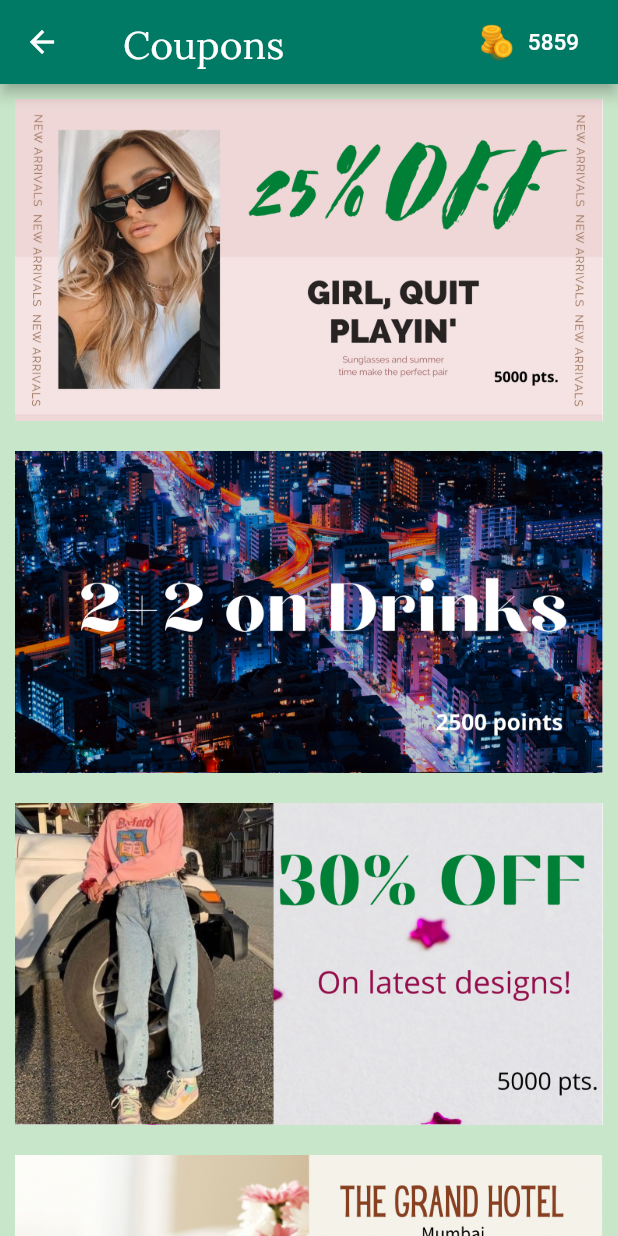
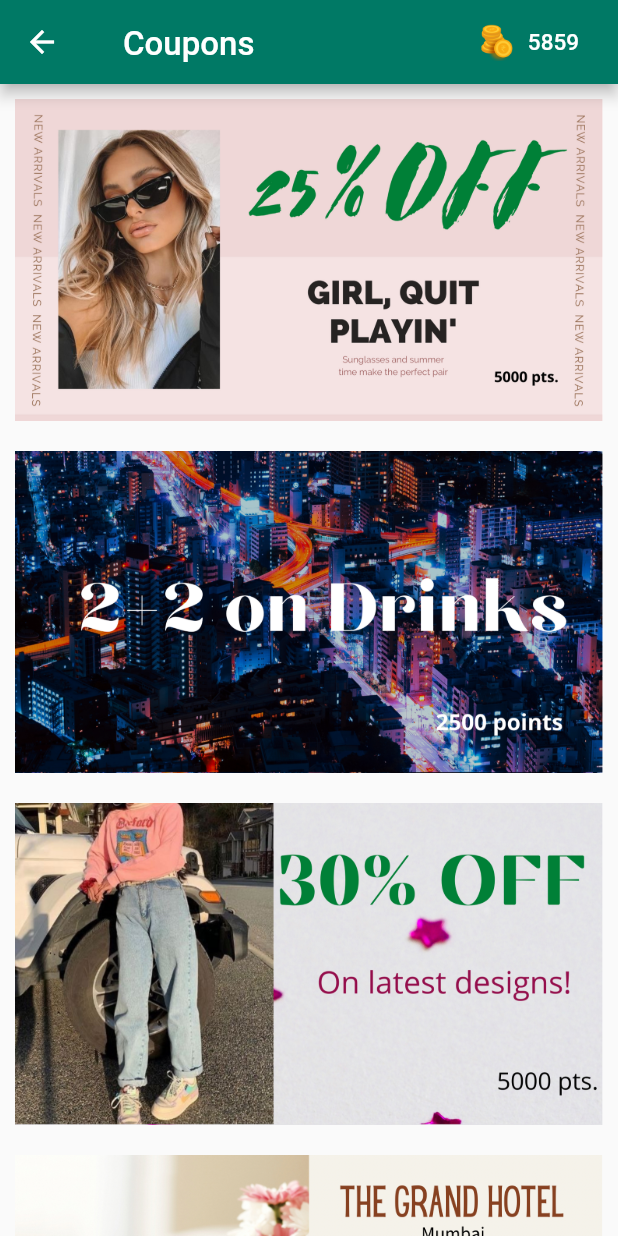
Before and after one commit to rohitgupta2000/trashCashteam, a Flutter app: the Coupon screen opened directly, on a phone screen of 412 x 824 dp. Run offline on Flutter 3.47's test engine with Material 2 defaults, Android fonts, the phone set to English and light mode, and no system bars; drawn by our look-alikes of flip_card; our stand-ins replace bubble_bottom_bar, cloud_firestore, curved_navigation_bar, firebase_auth, firebase_core, firebase_storage and 8 more; missing offline and left inert: contactus, dart:ffi, flutter_cupertino_settings; accounts and stored records are empty.

Commit message:
resolving conflicts in merging

```diff
--- a/lib/pages/Coupons/coupon.dart
+++ b/lib/pages/Coupons/coupon.dart
@@ -26,8 +26,7 @@ class _CouponState extends State<Coupon> {
                 padding: const EdgeInsets.fromLTRB(10, 8, 0, 5),
                 child: Text(
                   'Coupons',
-                  style: GoogleFonts.lora(
-                      fontSize: 26, fontWeight: FontWeight.w300),
+                  style: TextStyle(fontSize: 22, fontWeight: FontWeight.w500),
                 ),
               ),
               Row(
@@ -67,7 +66,12 @@ class _CouponState extends State<Coupon> {
               ],
             ),
           ),
-          color: Colors.green[100],
+          decoration: BoxDecoration(
+              gradient: LinearGradient(
+                  begin: Alignment.topCenter,
+                  end: Alignment.bottomCenter,
+                  colors: [HexColor('#fff'), HexColor('#fff')])),
+         // color: Colors.green[100],
           // decoration: BoxDecoration(
           //     gradient: LinearGradient(
           //         begin: Alignment.topCenter,
```
Also changed, not shown: lib/profilePage/home.dart (+11 -13 lines), lib/pages/Coupons/redemptionScreen.dart (line endings or trailing spaces).
